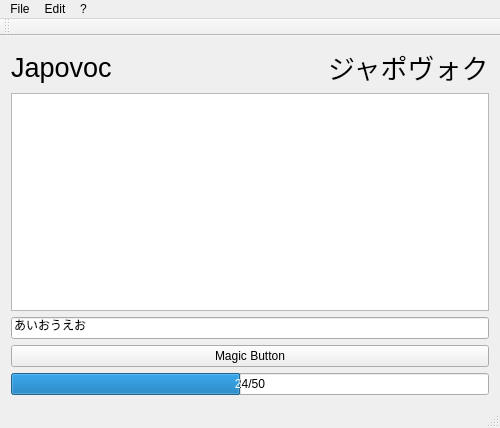
This is source/japovoc.ui in mrberti/Japovoc as Qt 5 draws it before an edit. The edited form follows.
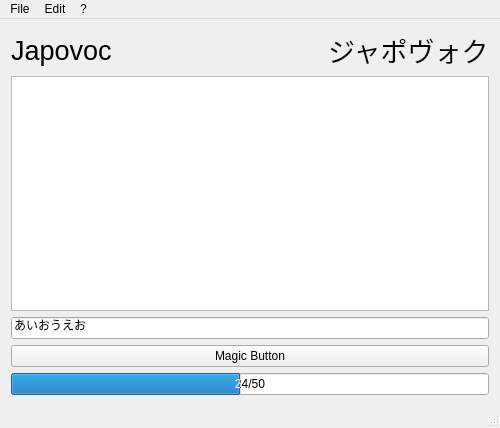
This is the edited form.

```diff
--- a/source/japovoc.ui
+++ b/source/japovoc.ui
@@ -144,14 +144,6 @@
    <addaction name="menuEdit"/>
    <addaction name="menu"/>
   </widget>
-  <widget class="QToolBar" name="mainToolBar">
-   <attribute name="toolBarArea">
-    <enum>TopToolBarArea</enum>
-   </attribute>
-   <attribute name="toolBarBreak">
-    <bool>false</bool>
-   </attribute>
-  </widget>
   <widget class="QStatusBar" name="statusBar"/>
   <action name="actionQuit">
    <property name="text">
```
